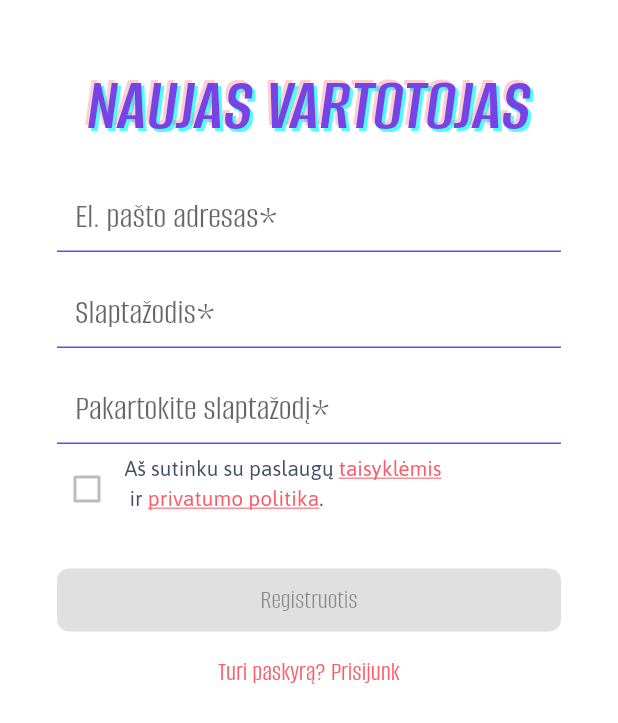
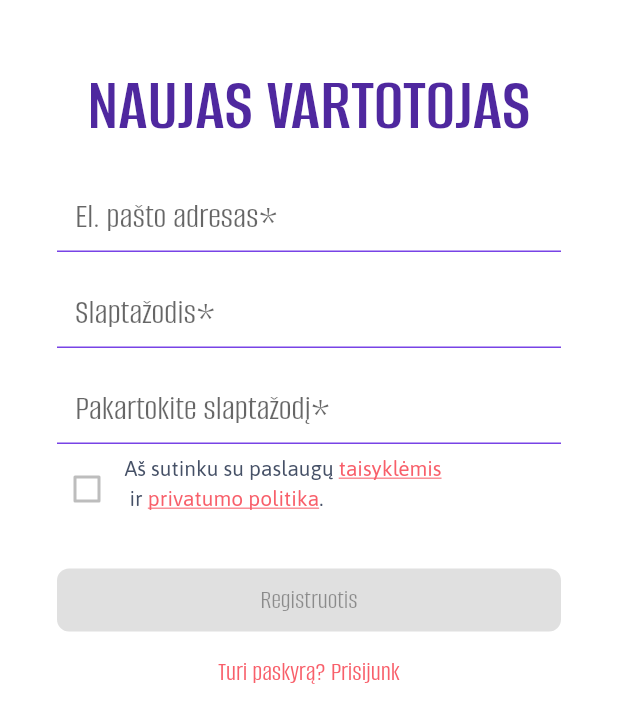
Before and after one commit to karina-klinkeviciute/rainbow-challenge-front, a Flutter app: the screen it shows after launch, on a phone screen of 412 x 824 dp. Shown: the top 723 px of the screen. Run offline on Flutter 3.47's test engine with Material 2 defaults, Android fonts, the phone set to English and light mode, and no system bars; drawn by our look-alikes of flutter_html; our stand-ins replace bloc, connectivity_plus, dio, equatable, file_picker, flutter_bloc and 2 more; missing offline and left inert: qr_code_scanner; generated files the repository leaves out were written again.

Commit message:
Add some changes in design

```diff
--- a/lib/localization/app_en.arb
+++ b/lib/localization/app_en.arb
@@ -36,5 +36,6 @@
     "profile_page_medals": "Medals",
     "profile_page_achievements": "Achievements",
     "action_login": "Login",
-    "action_logout": "Logout"
+    "action_logout": "Logout",
+    "shop_welcome_text" : "Exchange rainbows to nice little things!"
 }
--- a/lib/localization/app_lt.arb
+++ b/lib/localization/app_lt.arb
@@ -36,5 +36,6 @@
     "profile_page_medals": "Medaliai",
     "profile_page_achievements": "Pasiekimai",
     "action_login": "Prisijungti",
-    "action_logout": "Atsijungti"
+    "action_logout": "Atsijungti",
+    "shop_welcome_text": "Čia galėsi keisti vaivorykštes į mielus daikčiukus"
 }
--- a/lib/theme/design_theme.dart
+++ b/lib/theme/design_theme.dart
@@ -80,10 +80,7 @@ class DesignTheme with ChangeNotifier {
               fontSize: 72.0,
               fontWeight: FontWeight.w600,
               fontStyle: FontStyle.italic),
-          headline2: TextStyle(
-              fontSize: 50.0,
-              fontWeight: FontWeight.w600,
-              fontStyle: FontStyle.italic),
+          headline2: TextStyle(fontSize: 50.0, fontWeight: FontWeight.w600),
           headline3:
               TextStyle(fontSize: 24.0, fontWeight: FontWeight.w600, height: 1),
           headline4: TextStyle(fontSize: 20.0, fontWeight: FontWeight.w600),
--- a/lib/widgets/headline.dart
+++ b/lib/widgets/headline.dart
@@ -19,19 +19,8 @@ class HeadlineWidget extends StatelessWidget {
           Text(
             title.toUpperCase(),
             style: Theme.of(context).textTheme.headline2!.merge(TextStyle(
-                    color: ThemeColors.primaryColor,
-                    shadows: <Shadow>[
-                      Shadow(
-                        offset: const Offset(2.0, 2.0),
-                        blurRadius: 0,
-                        color: ThemeColors.tetriaryColor.withOpacity(0.7),
-                      ),
-                      Shadow(
-                        offset: const Offset(-2.0, -2.0),
-                        blurRadius: 0,
-                        color: ThemeColors.secondaryColor.withOpacity(0.3),
-                      ),
-                    ])),
+                  color: ThemeColors.primaryColorDark,
+                )),
           ),
           // Show subtitle only if it exists
           if (subtitle != null)
--- a/pubspec.yaml
+++ b/pubspec.yaml
@@ -47,6 +47,7 @@ flutter:
     - assets/fonts/
     - assets/images/
     - assets/images/achievements/
+    - assets/images/dialogs/
     - assets/icons/
 
   fonts:
```
Also changed, not shown: lib/pages/shop.dart (+42 -6 lines), lib/widgets/challenge_headline_widget.dart (+11 -1 lines), assets/images/dialogs/404.png (added), assets/images/dialogs/network.png (added), assets/images/dialogs/registration.png (added), assets/images/dialogs/shop.png (added), assets/images/dialogs/thanks.png (added), pubspec.lock.
